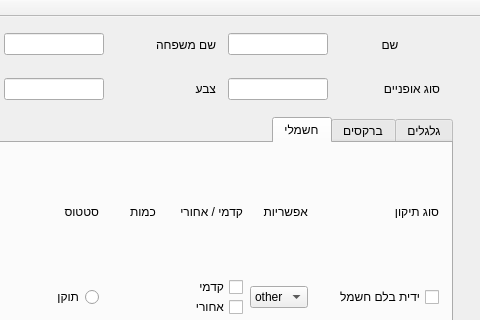
Old version of the form mainwindow.ui in the repository NanoShark/CycleWorkshop; both pictures show x 588 to 1068 and y 0 to 320 of the 1068 by 832 pixel window.
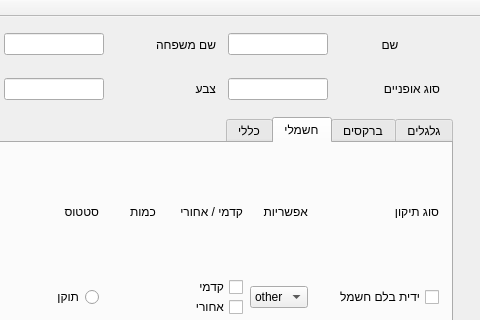
New version of the form. The open tabs and pages were chosen to show the change. Icons and pictures are not drawn.

Diff of the .ui file:
```diff
--- a/mainwindow.ui
+++ b/mainwindow.ui
@@ -2744,6 +2744,11 @@
       </layout>
      </widget>
     </widget>
+    <widget class="QWidget" name="general">
+     <attribute name="title">
+      <string>כללי</string>
+     </attribute>
+    </widget>
    </widget>
    <widget class="QWidget" name="gridLayoutWidget_2">
     <property name="geometry">
```
Left out of the diff: 4 changed lines with no effect on the pictures.
